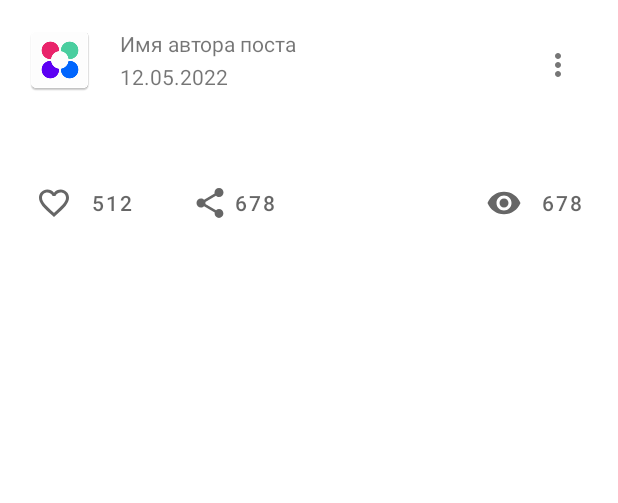
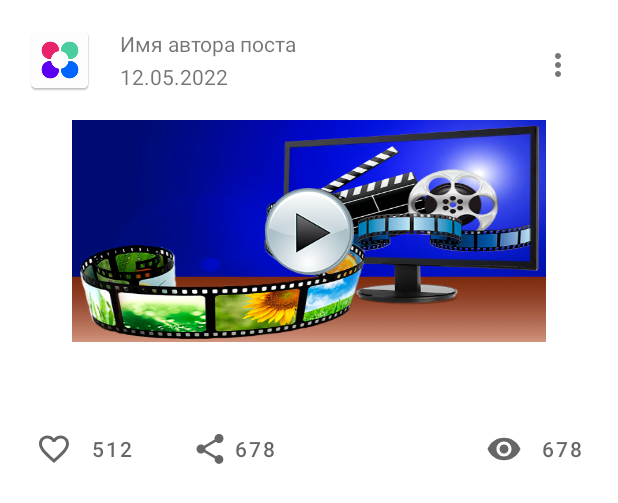
Before and after one commit to mstif/nmedia-app, an Android app: the layout post.xml on its own in the app's theme, with its tools: preview values and no code run, on a phone screen of 412 x 824 dp. Shown: the top 503 px of the screen. Run offline under Robolectric (Android 15) with nearby library versions, the phone set to English and light mode, and no system bars.

```diff
--- a/app/src/main/java/ru/netology/nmedia/adapter/PostInteractionListener.kt
+++ b/app/src/main/java/ru/netology/nmedia/adapter/PostInteractionListener.kt
@@ -7,5 +7,6 @@ interface PostInteractionListener {
     fun onShareClicked(post: Post)
     fun onDeleteClicked(post: Post)
     fun onEditClicked(post:Post)
+    fun onPlayVideo(url:String)
 
 }
--- a/app/src/main/res/layout/post.xml
+++ b/app/src/main/res/layout/post.xml
@@ -67,7 +67,7 @@
         android:ellipsize="end"
         app:layout_constrainedHeight="true"
         app:layout_constraintStart_toStartOf="parent"
-        app:layout_constraintTop_toBottomOf="@id/headerBarrier"
+        app:layout_constraintTop_toBottomOf="@id/video"
 
         tools:text="@tools:sample/lorem" />
 
@@ -125,5 +125,35 @@
         app:layout_constraintTop_toTopOf="@+id/imageButtonShare"
         tools:text="678" />
 
+    <FrameLayout
+        android:id="@+id/video"
+        android:layout_width="@dimen/width_video_pic"
+        android:layout_height="@dimen/height_video_pic"
+        android:background="@mipmap/video"
+        android:layout_margin="@dimen/common_spacing"
+        app:layout_constraintTop_toBottomOf="@id/headerBarrier"
+        app:layout_constraintBottom_toTopOf="@id/contentPost"
+        app:layout_constraintStart_toStartOf="parent"
+        app:layout_constraintEnd_toEndOf="parent">
+
+
+    </FrameLayout>
+    <ImageButton
+        android:id="@+id/playButton"
+        android:layout_width="wrap_content"
+        android:layout_height="wrap_content"
+        android:background="@mipmap/play_small"
+        app:layout_constraintEnd_toEndOf="@id/video"
+        app:layout_constraintStart_toStartOf="@id/video"
+        app:layout_constraintTop_toTopOf="@id/video"
+        app:layout_constraintBottom_toBottomOf="@id/video"
+        />
+    <androidx.constraintlayout.widget.Group
+        android:id="@+id/videoGroup"
+        android:layout_width="wrap_content"
+        android:layout_height="wrap_content"
+        app:constraint_referenced_ids="video,playButton"
+        android:visibility="visible"
+        />
 
 </androidx.constraintlayout.widget.ConstraintLayout>
--- a/app/src/main/res/values/dimens.xml
+++ b/app/src/main/res/values/dimens.xml
@@ -5,5 +5,7 @@
     <dimen name="foot_horiz_spacing">8dp</dimen>
     <dimen name="max_height_editView">150dp</dimen>
     <dimen name="fab_margin">4dp</dimen>
+    <dimen name="height_video_pic">148dp</dimen>
+    <dimen name="width_video_pic">316dp</dimen>
 
 </resources>
--- a/app/src/main/res/values/strings.xml
+++ b/app/src/main/res/values/strings.xml
@@ -12,4 +12,5 @@
     <string name="chooser_share_post">Share post</string>
     <string name="description_post_save">Save</string>
     <string name="add_post">Add post</string>
+    <string name="chooser_player">Choose video player</string>
 </resources>
```
Also changed, not shown: app/src/main/AndroidManifest.xml (+6 -1 lines), app/src/main/java/ru/netology/nmedia/MainActivity.kt (+11 -0 lines), app/src/main/java/ru/netology/nmedia/Post.kt (+9 -2 lines), app/src/main/java/ru/netology/nmedia/adapter/PostsAdapter.kt (+9 -1 lines), app/src/main/java/ru/netology/nmedia/data/viewModel/PostViewModel.kt (+5 -3 lines), app/src/main/res/mipmap-xhdpi/play_small.png (added), app/src/main/res/mipmap-xhdpi/video.png (added), 1 other file.
